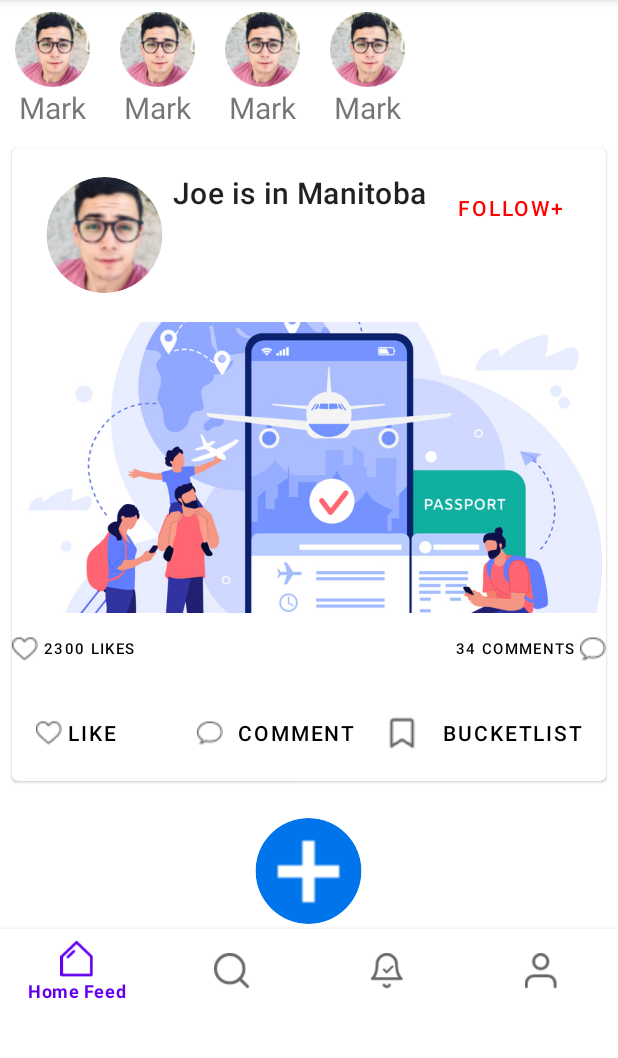
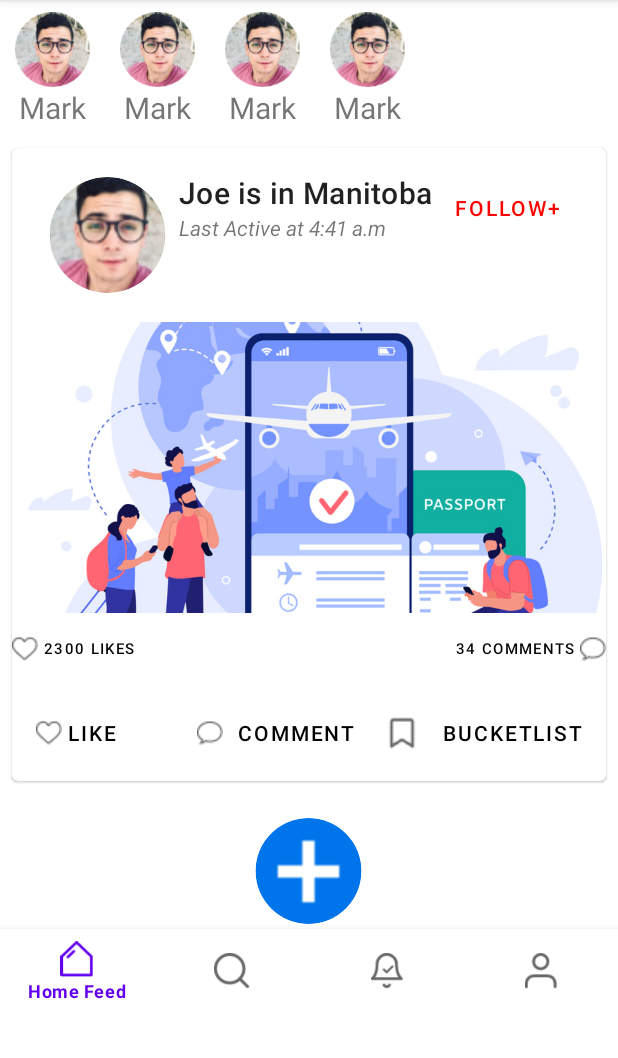
Before and after one commit to vishkalsi/TravelPal, an Android app: the layout activity_area_specifc_page.xml on its own in the app's theme, with its tools: preview values and no code run, on a phone screen of 412 x 824 dp, the part 84-1142 px from its top. Run offline under Robolectric (Android 15) with nearby library versions, the phone set to English and light mode, and no system bars.

Commit message:
Added linear layout to an existing XML, to improve appearance

```diff
--- a/app/src/main/res/layout/activity_area_specifc_page.xml
+++ b/app/src/main/res/layout/activity_area_specifc_page.xml
@@ -214,13 +214,23 @@
                     app:layout_constraintStart_toStartOf="@+id/imageView"
                     app:layout_constraintTop_toBottomOf="@+id/imageView"
                     tools:ignore="MissingConstraints" />
-
-                <TextView
+                <LinearLayout
                     android:layout_width="wrap_content"
                     android:layout_height="wrap_content"
-                    android:layout_weight="1"
-                    android:text="@string/cardView"
-                    android:textAppearance="?attr/textAppearanceHeadline6" />
+                    android:orientation="vertical">
+                    <TextView
+                        android:layout_width="wrap_content"
+                        android:layout_height="wrap_content"
+                        android:layout_weight="1"
+                        android:text="@string/cardView"
+                        android:textAppearance="?attr/textAppearanceHeadline6" />
+                    <TextView
+                        android:layout_width="wrap_content"
+                        android:layout_height="wrap_content"
+                        android:text="Last Active at 4:41 a.m"
+                        android:textStyle="italic"/>
+
+                </LinearLayout>
 
                 <com.google.android.material.button.MaterialButton
                     style="?attr/borderlessButtonStyle"
@@ -258,7 +268,7 @@
                     android:text="2300 Likes"
                     android:textAlignment="textStart"
                     android:textColor="@color/black"
-                    android:textSize="10sp" />
+                    android:textSize="10sp"/>
 
                 <com.google.android.material.button.MaterialButton
                     style="?attr/borderlessButtonStyle"
```
